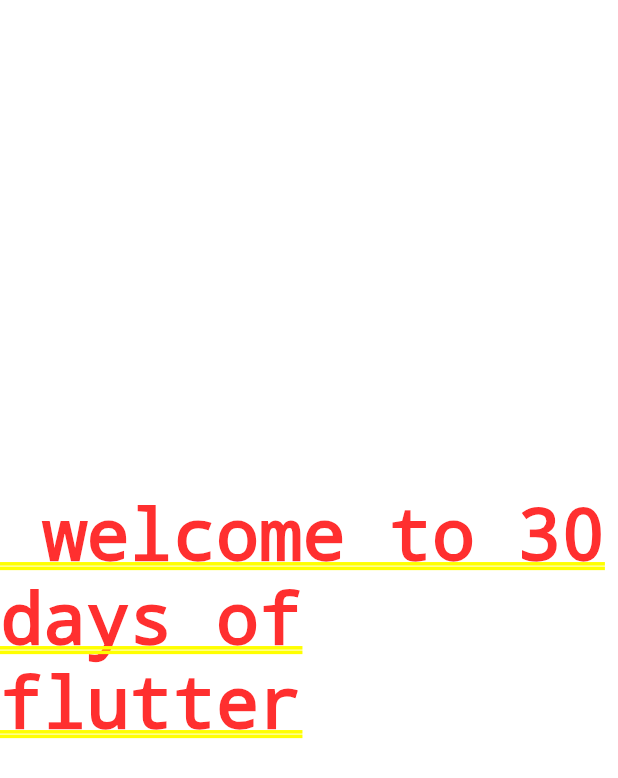
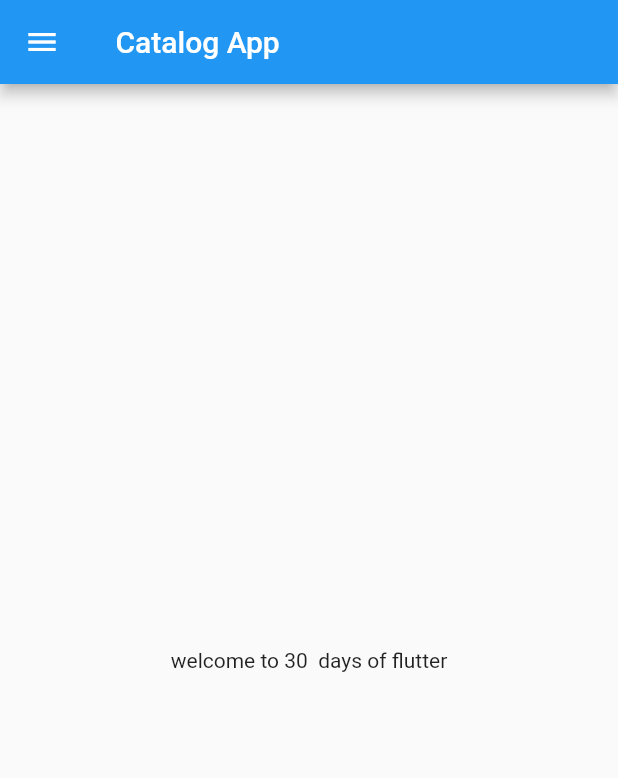
Before and after one commit to wasimhaider55/30DaysOfFlutter, a Flutter app: the screen it shows after launch, on a phone screen of 412 x 824 dp. Shown: the top 778 px of the screen. Run offline on Flutter 3.47's test engine with Material 2 defaults, Android fonts, the phone set to English and light mode, and no system bars.

Commit message:
day 2 completed

```diff
--- /dev/null
+++ b/lib/home_page.dart
@@ -0,0 +1,20 @@
+import 'package:flutter/material.dart';
+
+class HomePage extends StatelessWidget {
+  const HomePage({Key? key}) : super(key: key);
+
+  @override
+  Widget build(BuildContext context) {
+    return Scaffold(
+      appBar: AppBar(
+        title: Text(" Catalog App"),
+      ),
+      body: Center(
+        child: Container(
+          child: Text(" welcome to 30  days of flutter "),
+        ),
+      ),
+      drawer: Drawer(),
+    );
+  }
+}
--- a/lib/main.dart
+++ b/lib/main.dart
@@ -1,4 +1,5 @@
 import 'package:flutter/material.dart';
+import 'package:flutter_application_1/home_page.dart';
 
 void main() {
   runApp(Myapp());
@@ -9,12 +10,8 @@ class Myapp extends StatelessWidget {
 
   @override
   Widget build(BuildContext context) {
-    return MaterialApp(
-      home: Center(
-        child: Container(
-          child: Text(" welcome to 30 days of flutter "),
-        ),
-      ),
+    return  MaterialApp(
+      home: HomePage(),
     );
   }
 }
```
